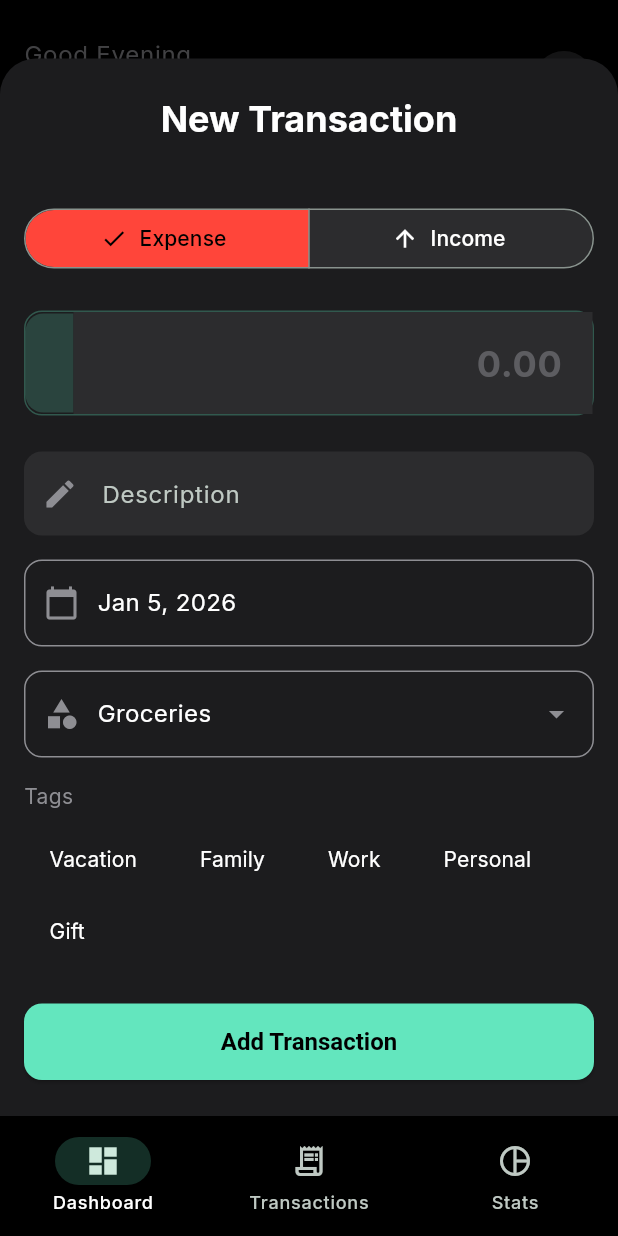
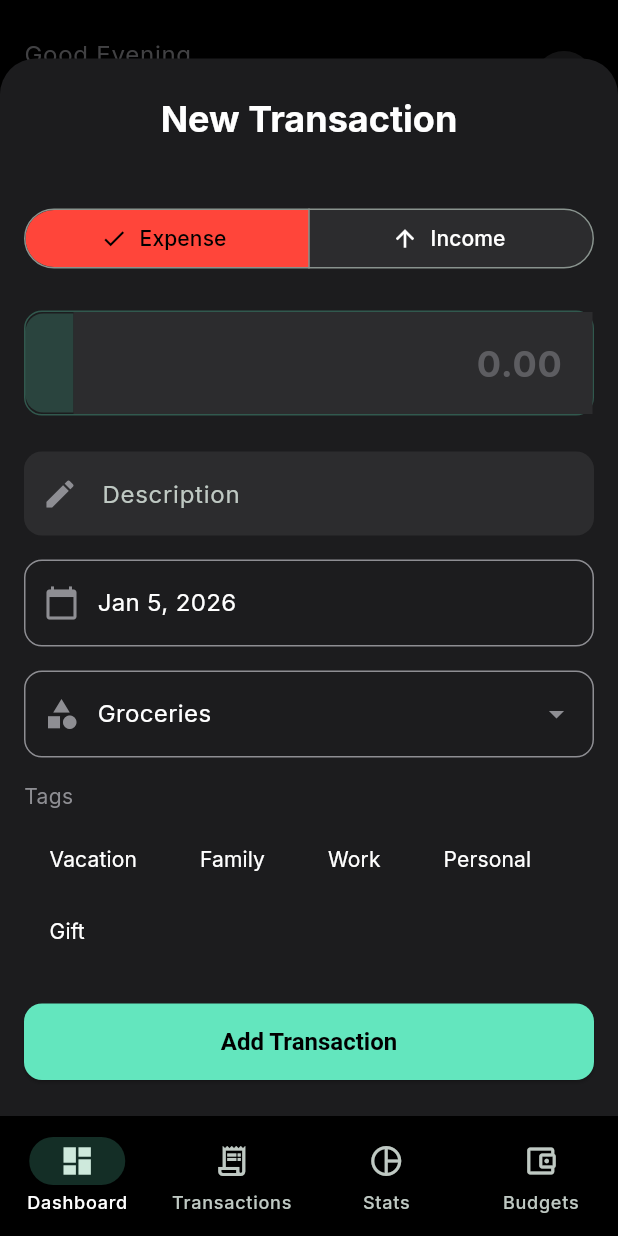
Before and after one commit to devilteo911/budgetti, a Flutter app: the screen it shows once a user with an empty profile is signed in, after a tap on the "visibility" icon, after a tap on the "add" icon, on a phone screen of 412 x 824 dp. Run offline on Flutter 3.47's test engine with Material 3 defaults, Android fonts, the phone set to English and light mode, and no system bars; drawn by our look-alikes of fl_chart; our stand-ins replace drift, flutter_riverpod, go_router, google_fonts, supabase_flutter; accounts and stored records are empty; generated files the repository leaves out were written again.

Commit message:
✨ budget screen

```diff
--- a/lib/core/providers/providers.dart
+++ b/lib/core/providers/providers.dart
@@ -5,6 +5,7 @@ import 'package:budgetti/models/account.dart';
 import 'package:budgetti/models/category.dart';
 import 'package:budgetti/models/transaction.dart';
 import 'package:budgetti/models/tag.dart';
+import 'package:budgetti/models/budget.dart';
 import 'package:flutter_riverpod/flutter_riverpod.dart';
 import 'package:intl/intl.dart';
 import 'package:supabase_flutter/supabase_flutter.dart';
@@ -34,6 +35,11 @@ final categoriesProvider = FutureProvider<List<Category>>((ref) async {
 final tagsProvider = FutureProvider<List<Tag>>((ref) async {
   final service = ref.watch(financeServiceProvider);
   return service.getTags();
+});
+
+final budgetsProvider = FutureProvider<List<Budget>>((ref) async {
+  final service = ref.watch(financeServiceProvider);
+  return service.getBudgets();
 });
 
 final userProfileProvider = FutureProvider<Map<String, dynamic>?>((ref) async {
--- a/lib/core/router/app_router.dart
+++ b/lib/core/router/app_router.dart
@@ -7,6 +7,7 @@ import 'package:budgetti/features/profile/profile_screen.dart';
 import 'package:budgetti/features/home/scaffold_with_nav_bar.dart';
 import 'package:budgetti/features/transactions/transactions_screen.dart';
 import 'package:budgetti/features/stats/stats_screen.dart';
+import 'package:budgetti/features/budget/budget_screen.dart';
 import 'package:go_router/go_router.dart';
 import 'package:flutter_riverpod/flutter_riverpod.dart';
 import 'package:supabase_flutter/supabase_flutter.dart';
@@ -57,6 +58,14 @@ final routerProvider = Provider<GoRouter>((ref) {
               ),
             ],
           ),
+          StatefulShellBranch(
+            routes: [
+              GoRoute(
+                path: '/budgets',
+                builder: (context, state) => const BudgetScreen(),
+              ),
+            ],
+          ),
         ],
       ),
     ],
--- a/lib/core/services/finance_service.dart
+++ b/lib/core/services/finance_service.dart
@@ -3,6 +3,7 @@ import 'package:budgetti/models/account.dart';
 import 'package:budgetti/models/category.dart' as model;
 import 'package:budgetti/models/transaction.dart';
 import 'package:budgetti/models/tag.dart' as model_tag;
+import 'package:budgetti/models/budget.dart' as model_budget;
 import 'package:drift/drift.dart';
 import 'package:supabase_flutter/supabase_flutter.dart';
 
@@ -20,6 +21,9 @@ abstract class FinanceService {
   Future<void> addTag(model_tag.Tag tag);
   Future<void> updateTag(model_tag.Tag tag);
   Future<void> deleteTag(String id);
+  Future<List<model_budget.Budget>> getBudgets();
+  Future<void> upsertBudget(model_budget.Budget budget);
+  Future<void> deleteBudget(String id);
 }
 
 class SupabaseFinanceService implements FinanceService {
@@ -190,4 +194,35 @@ class SupabaseFinanceService implements FinanceService {
   Future<void> deleteTag(String id) async {
     await (_db.delete(_db.tags)..where((t) => t.id.equals(id))).go();
   }
+
+  @override
+  Future<List<model_budget.Budget>> getBudgets() async {
+    final user = _client.auth.currentUser;
+    if (user == null) return [];
+
+    final List<dynamic> data = await _client
+        .from('budgets')
+        .select()
+        .eq('user_id', user.id);
+
+    return data.map((json) => model_budget.Budget.fromJson(json)).toList();
+  }
+
+  @override
+  Future<void> upsertBudget(model_budget.Budget budget) async {
+    final user = _client.auth.currentUser;
+    if (user == null) throw Exception('User not logged in');
+
+    await _client.from('budgets').upsert({
+      'user_id': user.id,
+      'category': budget.category,
+      'limit_amount': budget.limit,
+      'period': budget.period,
+    }, onConflict: 'user_id, category, period');
+  }
+
+  @override
+  Future<void> deleteBudget(String id) async {
+    await _client.from('budgets').delete().eq('id', id);
+  }
 }
--- /dev/null
+++ b/lib/features/budget/budget_screen.dart
@@ -0,0 +1,216 @@
+import 'package:budgetti/core/providers/providers.dart';
+import 'package:budgetti/core/theme/app_theme.dart';
+import 'package:budgetti/models/budget.dart';
+import 'package:flutter/material.dart';
+import 'package:flutter_riverpod/flutter_riverpod.dart';
+
+class BudgetScreen extends ConsumerStatefulWidget {
+  const BudgetScreen({super.key});
+
+  @override
+  ConsumerState<BudgetScreen> createState() => _BudgetScreenState();
+}
+
+class _BudgetScreenState extends ConsumerState<BudgetScreen> {
+
+  void _showSetBudgetDialog(String categoryName, double currentLimit) {
+    final controller = TextEditingController(text: currentLimit > 0 ? currentLimit.toStringAsFixed(2) : '');
+
+    showDialog(
+      context: context,
+      builder: (context) => AlertDialog(
+        backgroundColor: AppTheme.surfaceGrey,
+        title: Text("Set Budget for $categoryName", style: const TextStyle(color: Colors.white)),
+        content: TextField(
+          controller: controller,
+          keyboardType: TextInputType.number,
+          style: const TextStyle(color: Colors.white),
+          decoration: InputDecoration(
+            hintText: "Enter monthly limit",
+            hintStyle: TextStyle(color: AppTheme.textGrey.withValues(alpha: 0.5)),
+            prefixIcon: const Icon(Icons.euro, color: AppTheme.primaryGreen),
+            enabledBorder: const UnderlineInputBorder(borderSide: BorderSide(color: AppTheme.textGrey)),
+            focusedBorder: const UnderlineInputBorder(borderSide: BorderSide(color: AppTheme.primaryGreen)),
+          ),
+        ),
+        actions: [
+          TextButton(
+            onPressed: () => Navigator.pop(context),
+            child: const Text("Cancel", style: TextStyle(color: AppTheme.textGrey)),
+          ),
+          ElevatedButton(
+            onPressed: () async {
+              final newLimit = double.tryParse(controller.text) ?? 0.0;
+              Navigator.pop(context);
+              await _saveBudget(categoryName, newLimit);
+            },
+            style: ElevatedButton.styleFrom(backgroundColor: AppTheme.primaryGreen),
+            child: const Text("Save", style: TextStyle(color: Colors.black)),
+          ),
+        ],
+      ),
+    );
+  }
+
+  Future<void> _saveBudget(String category, double limit) async {
+    try {
+      final service = ref.read(financeServiceProvider);
+      await service.upsertBudget(Budget(
+        id: '', // Will be ignored by upsert on server
+        userId: '', // Handled by service
+        category: category,
+        limit: limit,
+      ));
+      ref.invalidate(budgetsProvider);
+    } catch (e) {
+      if (mounted) {
+        ScaffoldMessenger.of(context).showSnackBar(
+          SnackBar(content: Text("Error saving budget: $e")),
+        );
+      }
+    } finally {
+    }
+  }
+
+  @override
+  Widget build(BuildContext context) {
+    final categoriesAsync = ref.watch(categoriesProvider);
+    final budgetsAsync = ref.watch(budgetsProvider);
+    final transactionsAsync = ref.watch(transactionsProvider('1'));
+    final currencyFormatter = ref.watch(currencyProvider);
+
+    return Scaffold(
+      backgroundColor: AppTheme.backgroundBlack,
+      appBar: AppBar(
+        backgroundColor: AppTheme.backgroundBlack,
+        title: Text(
+          "Monthly Budgets",
+          style: Theme.of(context).textTheme.headlineMedium?.copyWith(
+                fontWeight: FontWeight.bold,
+                color: AppTheme.textWhite,
+              ),
+        ),
+      ),
+      body: categoriesAsync.when(
+        loading: () => const Center(child: CircularProgressIndicator(color: AppTheme.primaryGreen)),
+        error: (err, _) => Center(child: Text("Error: $err")),
+        data: (categories) {
+          final expenseCategories = categories.where((c) => c.type == 'expense').toList();
+
+          return budgetsAsync.when(
+            loading: () => const Center(child: CircularProgressIndicator(color: AppTheme.primaryGreen)),
+            error: (err, _) => Center(child: Text("Error: $err")),
+            data: (budgets) {
+              return transactionsAsync.when(
+                loading: () => const Center(child: CircularProgressIndicator(color: AppTheme.primaryGreen)),
+                error: (err, _) => Center(child: Text("Error: $err")),
+                data: (transactions) {
+                  // Calculate current month spending per category
+                  final now = DateTime.now();
+                  final currentMonthTransactions = transactions.where((t) =>
+                    t.date.year == now.year && t.date.month == now.month && t.amount < 0
+                  );
+
+                  final categorySpending = <String, double>{};
+                  for (var t in currentMonthTransactions) {
+                    categorySpending[t.category] = (categorySpending[t.category] ?? 0) + t.amount.abs();
+                  }
+
+                  return ListView.builder(
+                    padding: const EdgeInsets.all(16),
+                    itemCount: expenseCategories.length,
+                    itemBuilder: (context, index) {
+                      final category = expenseCategories[index];
+                      final budget = budgets.firstWhere(
+                        (b) => b.category == category.name,
+                        orElse: () => Budget(id: '', userId: '', category: category.name, limit: 0),
+                      );
+                      final spent = categorySpending[category.name] ?? 0.0;
+                      final percent = budget.limit > 0 ? (spent / budget.limit).clamp(0.0, 1.0) : 0.0;
+                      final isOverBudget = spent > budget.limit && budget.limit > 0;
+
+                      return Card(
+                        color: AppTheme.surfaceGrey,
+                        margin: const EdgeInsets.only(bottom: 16),
+                        shape: RoundedRectangleBorder(borderRadius: BorderRadius.circular(16)),
+                        child: InkWell(
+                          onTap: () => _showSetBudgetDialog(category.name, budget.limit),
+                          borderRadius: BorderRadius.circular(16),
+                          child: Padding(
+                            padding: const EdgeInsets.all(16.0),
+                            child: Column(
+                              crossAxisAlignment: CrossAxisAlignment.start,
+                              children: [
+                                Row(
+                                  children: [
+                                    Container(
+                                      padding: const EdgeInsets.all(8),
+                                      decoration: BoxDecoration(
+                                        color: Color(category.colorHex).withValues(alpha: 0.1),
+                                        borderRadius: BorderRadius.circular(8),
+                                      ),
+                                      child: Icon(
+                                        IconData(category.iconCode, fontFamily: 'MaterialIcons'),
+                                        color: Color(category.colorHex),
+                                      ),
+                                    ),
+                                    const SizedBox(width: 12),
+                                    Expanded(
+                                      child: Text(
+                                        category.name,
+                                        style: const TextStyle(
+                                          color: Colors.white,
+                                          fontSize: 18,
+                                          fontWeight: FontWeight.bold,
+                                        ),
+                                      ),
+                                    ),
+                                    Text(
+                                      budget.limit > 0 ? currencyFormatter.format(budget.limit) : "No limit",
+                                      style: TextStyle(
+                                        color: budget.limit > 0 ? AppTheme.primaryGreen : AppTheme.textGrey,
+                                        fontWeight: FontWeight.bold,
+                                      ),
+                                    ),
+                                  ],
+                                ),
+                                const SizedBox(height: 16),
+                                Row(
+                                  mainAxisAlignment: MainAxisAlignment.spaceBetween,
+                                  children: [
+                                    Text(
+                                      "Spent: ${currencyFormatter.format(spent)}",
+                                      style: TextStyle(color: isOverBudget ? Colors.red : AppTheme.textGrey),
+                                    ),
+                                    Text(
+                                      "${(percent * 100).toStringAsFixed(0)}%",
+                                      style: TextStyle(color: isOverBudget ? Colors.red : AppTheme.textGrey),
+                                    ),
+                                  ],
+                                ),
+                                const SizedBox(height: 8),
+                                ClipRRect(
+                                  borderRadius: BorderRadius.circular(4),
+                                  child: LinearProgressIndicator(
+                                    value: percent,
+                                    backgroundColor: AppTheme.backgroundBlack,
+                                    color: isOverBudget ? Colors.red : AppTheme.primaryGreen,
+                                    minHeight: 8,
+                                  ),
+                                ),
+                              ],
+                            ),
+                          ),
+                        ),
+                      );
+                    },
+                  );
+                },
+              );
+            },
+          );
+        },
+      ),
+    );
+  }
+}
--- a/lib/features/dashboard/dashboard_screen.dart
+++ b/lib/features/dashboard/dashboard_screen.dart
@@ -1,6 +1,6 @@
 import 'package:budgetti/core/providers/providers.dart';
 import 'package:budgetti/core/theme/app_theme.dart';
-import 'package:budgetti/features/dashboard/widgets/spending_chart.dart';
+import 'package:budgetti/features/dashboard/widgets/budget_saturation_recap.dart';
 import 'package:budgetti/features/dashboard/widgets/summary_card.dart';
 import 'package:budgetti/features/transactions/add_transaction_modal.dart';
 import 'package:flutter/material.dart';
@@ -141,35 +141,8 @@ class DashboardScreen extends ConsumerWidget {
                   ),
                   const SizedBox(height: 32),
 
-                  // Chart
-                  Text(
-                    "Activity",
-                    style: Theme.of(context).textTheme.titleLarge?.copyWith(
-                          fontWeight: FontWeight.bold,
-                          color: AppTheme.textWhite,
-                        ),
-                  ),
-                  const SizedBox(height: 16),
-                  Container(
-                    height: 250,
-                    padding: const EdgeInsets.all(16),
-                    decoration: BoxDecoration(
-                      color: AppTheme.surfaceGrey,
-                      borderRadius: BorderRadius.circular(24),
-                    ),
-                    child: accounts.isNotEmpty
-                      ? Consumer(
-                          builder: (context, ref, child) {
-                             final transactionsAsync = ref.watch(transactionsProvider(accounts.first.id));
-                             return transactionsAsync.when(
-                               data: (transactions) => SpendingChart(transactions: transactions),
-                               loading: () => const Center(child: CircularProgressIndicator()),
-                               error: (_, __) => const Center(child: Text("Error loading chart")),
-                             );
-                          }
-                        )
-                      : const Center(child: Text("No accounts")),
-                  ),
+                  // Budget Saturation recap
+                  const BudgetSaturationRecap(),
 
                   const SizedBox(height: 32),
                   // Recent Transactions Mock (Should be real mostly)
--- /dev/null
+++ b/lib/features/dashboard/widgets/budget_saturation_recap.dart
@@ -0,0 +1,162 @@
+import 'package:budgetti/core/providers/providers.dart';
+import 'package:budgetti/core/theme/app_theme.dart';
+import 'package:flutter/material.dart';
+import 'package:flutter_riverpod/flutter_riverpod.dart';
+
+class BudgetSaturationRecap extends ConsumerWidget {
+  const BudgetSaturationRecap({super.key});
+
+  @override
+  Widget build(BuildContext context, WidgetRef ref) {
+    final budgetsAsync = ref.watch(budgetsProvider);
+    final transactionsAsync = ref.watch(transactionsProvider('1'));
+    final categoriesAsync = ref.watch(categoriesProvider);
+    final currencyFormatter = ref.watch(currencyProvider);
+
+    return Column(
+      crossAxisAlignment: CrossAxisAlignment.start,
+      children: [
+        Row(
+          mainAxisAlignment: MainAxisAlignment.spaceBetween,
+          children: [
+            Text(
+              "Budget Saturation",
+              style: Theme.of(context).textTheme.titleLarge?.copyWith(
+                    color: AppTheme.textWhite,
+                    fontWeight: FontWeight.bold,
+                  ),
+            ),
+          ],
+        ),
+        const SizedBox(height: 16),
+        budgetsAsync.when(
+          loading: () => const Center(child: CircularProgressIndicator(color: AppTheme.primaryGreen)),
+          error: (err, _) => Text("Error: $err", style: const TextStyle(color: Colors.red)),
+          data: (budgets) {
+            if (budgets.isEmpty || budgets.every((b) => b.limit == 0)) {
+              return Container(
+                padding: const EdgeInsets.all(24),
+                decoration: BoxDecoration(
+                  color: AppTheme.surfaceGrey,
+                  borderRadius: BorderRadius.circular(16),
+                ),
+                child: const Center(
+                  child: Text(
+                    "No budgets set yet. Go to the Budgets tab to set your limits!",
+                    textAlign: TextAlign.center,
+                    style: TextStyle(color: AppTheme.textGrey),
+                  ),
+                ),
+              );
+            }
+
+            return transactionsAsync.when(
+              loading: () => const Center(child: CircularProgressIndicator(color: AppTheme.primaryGreen)),
+              error: (err, _) => Text("Error: $err"),
+              data: (transactions) {
+                return categoriesAsync.when(
+                  loading: () => const Center(child: CircularProgressIndicator(color: AppTheme.primaryGreen)),
+                  error: (err, _) => Text("Error: $err"),
+                  data: (categories) {
+                    // Calculate current month spending
+                    final now = DateTime.now();
+                    final currentMonthTransactions = transactions.where((t) =>
+                      t.date.year == now.year && t.date.month == now.month && t.amount < 0
+                    );
+
+                    final categorySpending = <String, double>{};
+                    for (var t in currentMonthTransactions) {
+                      categorySpending[t.category] = (categorySpending[t.category] ?? 0) + t.amount.abs();
+                    }
+
+                    // Calculate saturation levels
+                    final saturationList = budgets
+                      .where((b) => b.limit > 0)
+                      .map((b) {
+                        final spent = categorySpending[b.category] ?? 0.0;
+                        final ratio = spent / b.limit;
+                        return {
+                          'category': b.category,
+                          'ratio': ratio,
+                          'spent': spent,
+                          'limit': b.limit,
+                        };
+                      })
+                      .toList()
+                      ..sort((a, b) => (b['ratio'] as double).compareTo(a['ratio'] as double));
+
+                    // Take top 3
+                    final top3 = saturationList.take(3).toList();
+
+                    return Column(
+                      children: top3.map((item) {
+                        final categoryName = item['category'] as String;
+                        final ratio = (item['ratio'] as double).clamp(0.0, 1.2); // Cap visually
+                        final spent = item['spent'] as double;
+                        final limit = item['limit'] as double;
+
+                        final category = categories.firstWhere(
+                          (c) => c.name == categoryName,
+                          orElse: () => categories.first,
+                        );
+
+                        final isNearLimit = ratio >= 0.8;
+                        final isOverLimit = ratio >= 1.0;
+
+                        return Container(
+                          margin: const EdgeInsets.only(bottom: 12),
+                          padding: const EdgeInsets.all(16),
+                          decoration: BoxDecoration(
+                            color: AppTheme.surfaceGrey,
+                            borderRadius: BorderRadius.circular(16),
+                          ),
+                          child: Column(
+                            crossAxisAlignment: CrossAxisAlignment.start,
+                            children: [
+                              Row(
+                                children: [
+                                  Icon(
+                                    IconData(category.iconCode, fontFamily: 'MaterialIcons'),
+                                    color: Color(category.colorHex),
+                                    size: 20,
+                                  ),
+                                  const SizedBox(width: 8),
+                                  Text(
+                                    categoryName,
+                                    style: const TextStyle(color: Colors.white, fontWeight: FontWeight.bold),
+                                  ),
+                                  const Spacer(),
+                                  Text(
+                                    "${currencyFormatter.format(spent)} / ${currencyFormatter.format(limit)}",
+                                    style: TextStyle(
+                                      color: isOverLimit ? Colors.red : (isNearLimit ? Colors.orange : AppTheme.textGrey),
+                                      fontSize: 12,
+                                    ),
+                                  ),
+                                ],
+                              ),
+                              const SizedBox(height: 12),
+                              ClipRRect(
+                                borderRadius: BorderRadius.circular(4),
+                                child: LinearProgressIndicator(
+                                  value: ratio.clamp(0.0, 1.0),
+                                  backgroundColor: AppTheme.backgroundBlack,
+                                  color: isOverLimit ? Colors.red : (isNearLimit ? Colors.orange : AppTheme.primaryGreen),
+                                  minHeight: 6,
+                                ),
+                              ),
+                            ],
+                          ),
+                        );
+                      }).toList(),
+                    );
+                  }
+                );
+              },
+            );
+          },
+        ),
+      ],
+    );
+  }
+}
--- a/lib/features/home/scaffold_with_nav_bar.dart
+++ b/lib/features/home/scaffold_with_nav_bar.dart
@@ -97,6 +97,11 @@ class _ScaffoldWithNavBarState extends State<ScaffoldWithNavBar> {
             selectedIcon: Icon(Icons.pie_chart),
             label: 'Stats',
           ),
+          NavigationDestination(
+            icon: Icon(Icons.account_balance_wallet_outlined),
+            selectedIcon: Icon(Icons.account_balance_wallet),
+            label: 'Budgets',
+          ),
         ],
       ),
     );
--- /dev/null
+++ b/lib/models/budget.dart
@@ -0,0 +1,51 @@
+import 'package:uuid/uuid.dart';
+
+class Budget {
+  final String id;
+  final String userId;
+  final String category;
+  final double limit;
+  final String period;
+
+  Budget({
+    required this.id,
+    required this.userId,
+    required this.category,
+    required this.limit,
+    this.period = 'monthly',
+  });
+
+  factory Budget.fromJson(Map<String, dynamic> json) {
+    return Budget(
+      id: json['id']?.toString() ?? const Uuid().v4(),
+      userId: json['user_id']?.toString() ?? '',
+      category: json['category']?.toString() ?? '',
+      limit: (json['limit_amount'] as num?)?.toDouble() ?? 0.0,
+      period: json['period']?.toString() ?? 'monthly',
+    );
+  }
+
+  Map<String, dynamic> toJson() {
+    return {
+      'category': category,
+      'limit_amount': limit,
+      'period': period,
+    };
+  }
+
+  Budget copyWith({
+    String? id,
+    String? userId,
+    String? category,
+    double? limit,
+    String? period,
+  }) {
+    return Budget(
+      id: id ?? this.id,
+      userId: userId ?? this.userId,
+      category: category ?? this.category,
+      limit: limit ?? this.limit,
+      period: period ?? this.period,
+    );
+  }
+}
```
